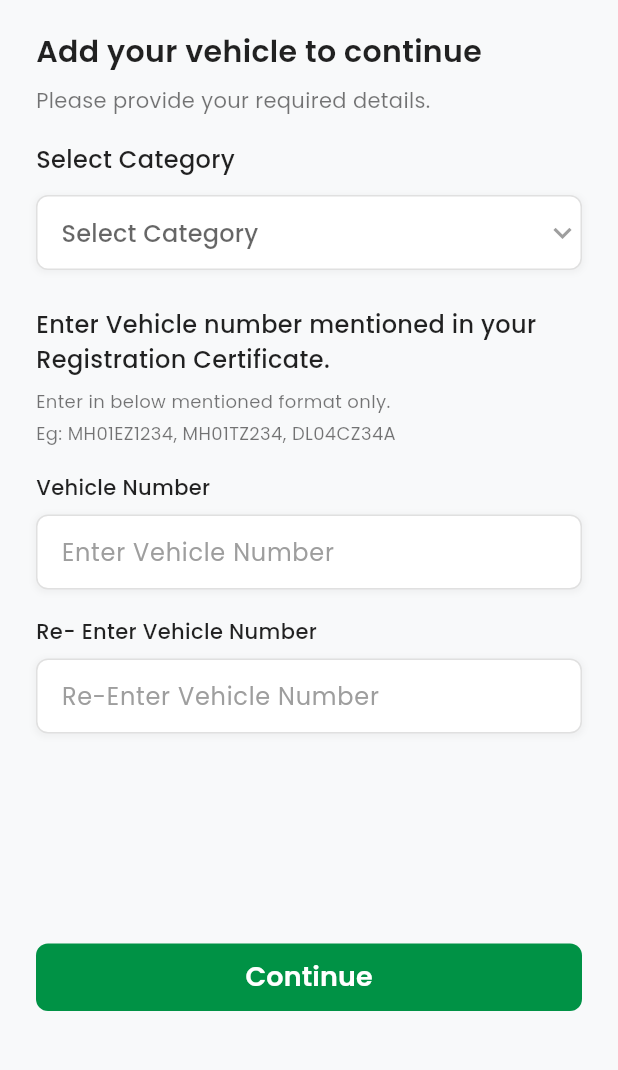
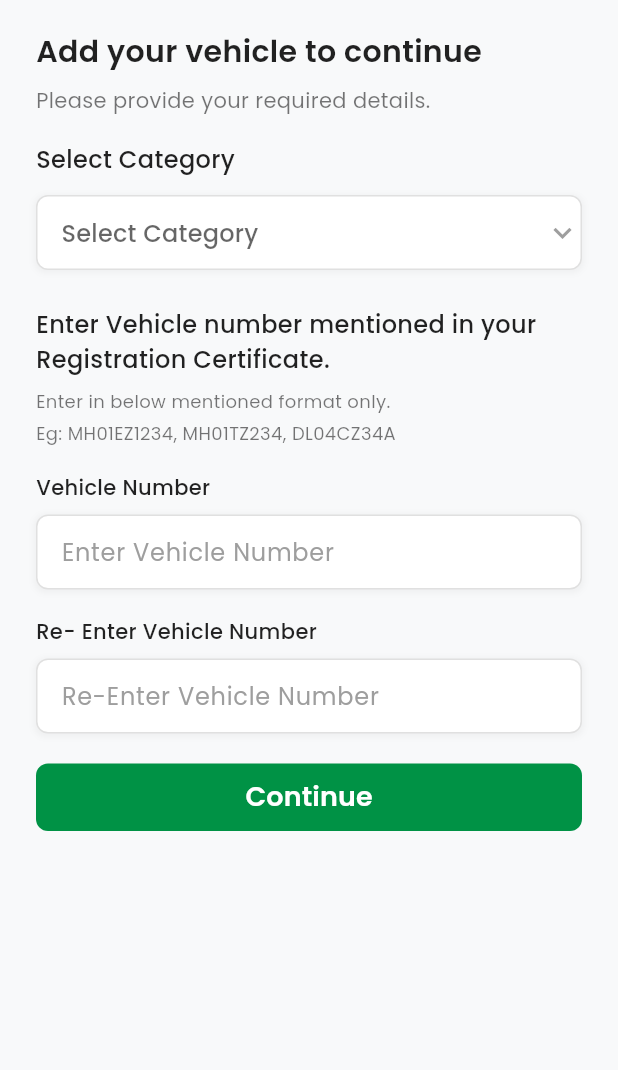
Before and after one commit to Nik-rozx32/Donoride-App, a Flutter app: the VehicleDetailsForm screen opened directly, on a phone screen of 412 x 824 dp, the part 159-1229 px from its top. Run offline on Flutter 3.47's test engine with Material 3 defaults, Android fonts, the phone set to English and light mode, and no system bars; our stand-ins replace google_fonts.

Commit message:
improved transiton and ui

```diff
--- a/lib/screens/vehicle_registration_details/vehicle_registration_form.dart
+++ b/lib/screens/vehicle_registration_details/vehicle_registration_form.dart
@@ -1,5 +1,6 @@
 import 'package:donoridedrive/constants/App_constant.dart';
-import 'package:donoridedrive/screens/vehicle_registration_details/vehicel_registration_questions.dart';
+import 'package:donoridedrive/screens/vehicle_registration_details/question_form/question_model.dart';
+import 'package:donoridedrive/screens/vehicle_registration_details/question_form/vehicle_registration_questions.dart';
 import 'package:flutter/material.dart';
 
 class VehicleDetailsForm extends StatefulWidget {
@@ -86,6 +87,8 @@ class _VehicleDetailsFormState extends State<VehicleDetailsForm>
   Widget build(BuildContext context) {
     return Scaffold(
       backgroundColor: const Color(0xFFF8F9FA),
+
+      resizeToAvoidBottomInset: true,
       body: SafeArea(
         child: AnimatedBuilder(
           animation: Listenable.merge([
@@ -98,10 +101,17 @@ class _VehicleDetailsFormState extends State<VehicleDetailsForm>
               opacity: _fadeAnimation,
               child: SlideTransition(
                 position: _slideAnimation,
-                child: Padding(
-                  padding: const EdgeInsets.all(24.0),
+                child: SingleChildScrollView(
+
+                  padding: EdgeInsets.only(
+                    left: 24.0,
+                    right: 24.0,
+                    top: 24.0,
+                    bottom: MediaQuery.of(context).viewInsets.bottom + 24.0,
+                  ),
                   child: Column(
                     crossAxisAlignment: CrossAxisAlignment.start,
+                    mainAxisSize: MainAxisSize.min,
                     children: [
                       ScaleTransition(
                         scale: _scaleAnimation,
@@ -313,8 +323,7 @@ class _VehicleDetailsFormState extends State<VehicleDetailsForm>
                         ),
                       ),
 
-                      const Spacer(),
-
+                      const SizedBox(height: 20),
                       _buildAnimatedFormField(
                         delay: 1600,
                         child: SizedBox(
@@ -393,7 +402,11 @@ class _VehicleDetailsFormState extends State<VehicleDetailsForm>
   }
 
   void _showSuccessAndNavigate() {
-    Navigator.push(context, createCustomRoute(RegistrationQuestionForm()));
+    Navigator.push(context, createCustomRoute(RegistrationQuestionForm(
+      questions: RegistrationQuestions.getQuestions(),
+      onFormSubmit: (Map<String, String?> answers) {
+      },
+    )));
   }
 
   Route createCustomRoute(Widget destination) {
@@ -401,7 +414,7 @@ class _VehicleDetailsFormState extends State<VehicleDetailsForm>
       pageBuilder: (context, animation, secondaryAnimation) => destination,
       transitionDuration: const Duration(milliseconds: 600),
       transitionsBuilder: (context, animation, secondaryAnimation, child) {
-        // Slide transition from right to left
+
         const begin = Offset(1.0, 0.0);
         const end = Offset.zero;
         const curve = Curves.easeInOutCubic;
@@ -411,7 +424,7 @@ class _VehicleDetailsFormState extends State<VehicleDetailsForm>
           end: end,
         ).chain(CurveTween(curve: curve)).animate(animation);
 
-        // Fade transition
+
         var fadeAnimation = Tween<double>(
           begin: 0.0,
           end: 1.0,
@@ -420,7 +433,7 @@ class _VehicleDetailsFormState extends State<VehicleDetailsForm>
           curve: const Interval(0.0, 0.8, curve: Curves.easeOut),
         ));
 
-        // Scale transition for extra smoothness
+
         var scaleAnimation = Tween<double>(
           begin: 0.95,
           end: 1.0,
```
